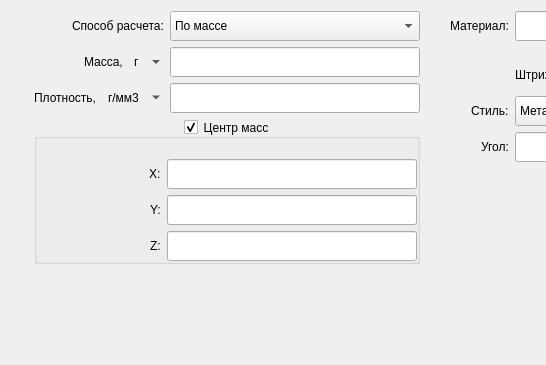
Qt form controllerdialog.ui (redmms/characteristics_view) before a commit; both pictures show x 0 to 546 and y 0 to 365 of the 799 by 365 pixel window.
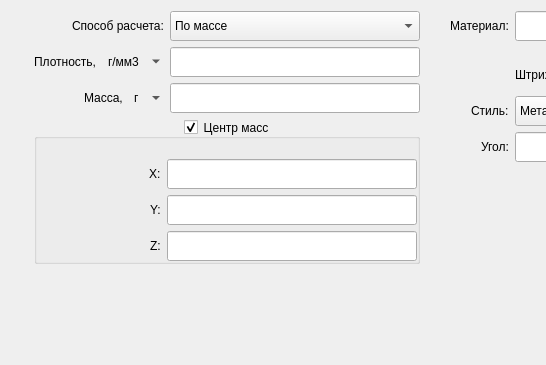
The same form after that commit. Icons and pictures are not drawn.

Commit message: Swap mass and density fields

What changed in the file:
```diff
--- a/controllerdialog.ui
+++ b/controllerdialog.ui
@@ -111,98 +111,6 @@
        </item>
       </layout>
      </item>
-     <item>
-      <widget class="QFrame" name="massFrame">
-       <property name="minimumSize">
-        <size>
-         <width>0</width>
-         <height>0</height>
-        </size>
-       </property>
-       <property name="styleSheet">
-        <string notr="true">QGroupBox#massBox {
-	border: 0;
-}</string>
-       </property>
-       <layout class="QHBoxLayout" name="horizontalLayout">
-        <property name="leftMargin">
-         <number>0</number>
-        </property>
-        <property name="topMargin">
-         <number>0</number>
-        </property>
-        <property name="rightMargin">
-         <number>0</number>
-        </property>
-        <property name="bottomMargin">
-         <number>0</number>
-        </property>
-        <item>
-         <spacer name="horizontalSpacer_4">
-          <property name="orientation">
-           <enum>Qt::Horizontal</enum>
-          </property>
-          <property name="sizeHint" stdset="0">
-           <size>
-            <width>358</width>
-            <height>23</height>
-           </size>
-          </property>
-         </spacer>
-        </item>
-        <item>
-         <widget class="QLabel" name="massLabel">
-          <property name="text">
-           <string>Масса,</string>
-          </property>
-         </widget>
-        </item>
-        <item>
-         <widget class="QComboBox" name="massMeasureBox">
-          <property name="minimumSize">
-           <size>
-            <width>35</width>
-            <height>18</height>
-           </size>
-          </property>
-          <property name="styleSheet">
-           <string notr="true">QComboBox{
-	background: transparent;
-	border: 0 solid transparent;
-}</string>
-          </property>
-          <item>
-           <property name="text">
-            <string>г</string>
-           </property>
-          </item>
-         </widget>
-        </item>
-        <item>
-         <widget class="QLineEdit" name="massEdit">
-          <property name="minimumSize">
-           <size>
-            <width>250</width>
-            <height>30</height>
-           </size>
-          </property>
-          <property name="maximumSize">
-           <size>
-            <width>250</width>
-            <height>30</height>
-           </size>
-          </property>
-          <property name="inputMethodHints">
-           <set>Qt::ImhPreferNumbers</set>
-          </property>
-          <property name="text">
-           <string/>
-          </property>
-         </widget>
-        </item>
-       </layout>
-      </widget>
-     </item>
      <item>
       <widget class="QFrame" name="densityFrame">
        <property name="minimumSize">
@@ -295,6 +203,98 @@
        </layout>
       </widget>
      </item>
+     <item>
+      <widget class="QFrame" name="massFrame">
+       <property name="minimumSize">
+        <size>
+         <width>0</width>
+         <height>0</height>
+        </size>
+       </property>
+       <property name="styleSheet">
+        <string notr="true">QGroupBox#massBox {
+	border: 0;
+}</string>
+       </property>
+       <layout class="QHBoxLayout" name="horizontalLayout">
+        <property name="leftMargin">
+         <number>0</number>
+        </property>
+        <property name="topMargin">
+         <number>0</number>
+        </property>
+        <property name="rightMargin">
+         <number>0</number>
+        </property>
+        <property name="bottomMargin">
+         <number>0</number>
+        </property>
+        <item>
+         <spacer name="horizontalSpacer_4">
+          <property name="orientation">
+           <enum>Qt::Horizontal</enum>
+          </property>
+          <property name="sizeHint" stdset="0">
+           <size>
+            <width>358</width>
+            <height>23</height>
+           </size>
+          </property>
+         </spacer>
+        </item>
+        <item>
+         <widget class="QLabel" name="massLabel">
+          <property name="text">
+           <string>Масса,</string>
+          </property>
+         </widget>
+        </item>
+        <item>
+         <widget class="QComboBox" name="massMeasureBox">
+          <property name="minimumSize">
+           <size>
+            <width>35</width>
+            <height>18</height>
+           </size>
+          </property>
+          <property name="styleSheet">
+           <string notr="true">QComboBox{
+	background: transparent;
+	border: 0 solid transparent;
+}</string>
+          </property>
+          <item>
+           <property name="text">
+            <string>г</string>
+           </property>
+          </item>
+         </widget>
+        </item>
+        <item>
+         <widget class="QLineEdit" name="massEdit">
+          <property name="minimumSize">
+           <size>
+            <width>250</width>
+            <height>30</height>
+           </size>
+          </property>
+          <property name="maximumSize">
+           <size>
+            <width>250</width>
+            <height>30</height>
+           </size>
+          </property>
+          <property name="inputMethodHints">
+           <set>Qt::ImhPreferNumbers</set>
+          </property>
+          <property name="text">
+           <string/>
+          </property>
+         </widget>
+        </item>
+       </layout>
+      </widget>
+     </item>
      <item>
       <widget class="QGroupBox" name="coordBox">
        <property name="minimumSize">
```
Left out of the diff: 38 changed lines with no effect on the pictures.
